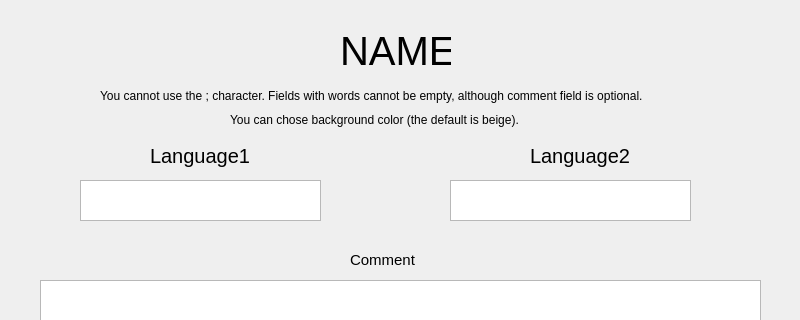
First picture: the form in addnewword.ui, repository MaybeAshLately/adelajdaQT, before the edit; both pictures show x 0 to 800 and y 0 to 320 of the 800 by 600 pixel window.
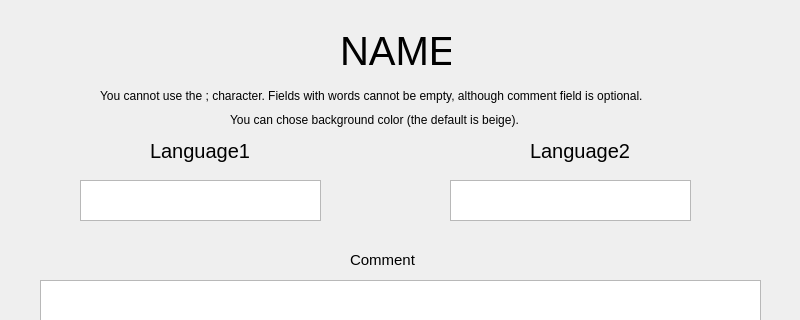
Second picture: the form after the edit.

```diff
--- a/addnewword.ui
+++ b/addnewword.ui
@@ -61,9 +61,9 @@
    <property name="geometry">
     <rect>
      <x>150</x>
-     <y>140</y>
+     <y>130</y>
      <width>101</width>
-     <height>31</height>
+     <height>41</height>
     </rect>
    </property>
    <property name="font">
@@ -79,9 +79,9 @@
    <property name="geometry">
     <rect>
      <x>530</x>
-     <y>140</y>
+     <y>130</y>
      <width>121</width>
-     <height>31</height>
+     <height>41</height>
     </rect>
    </property>
    <property name="font">
```
